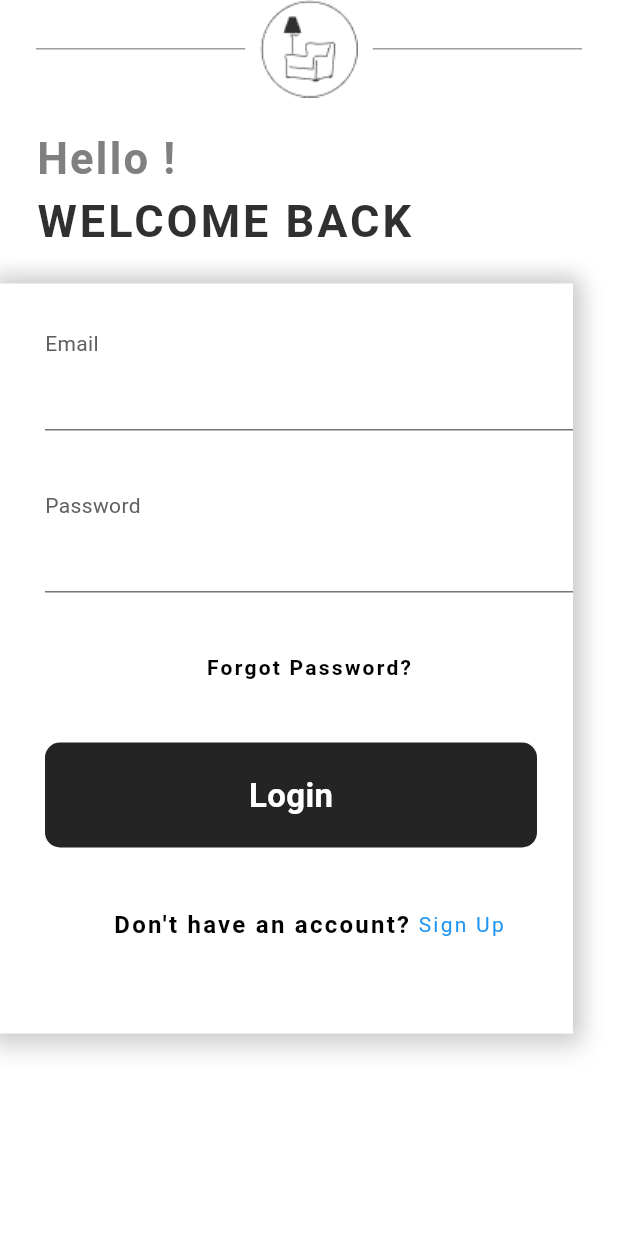
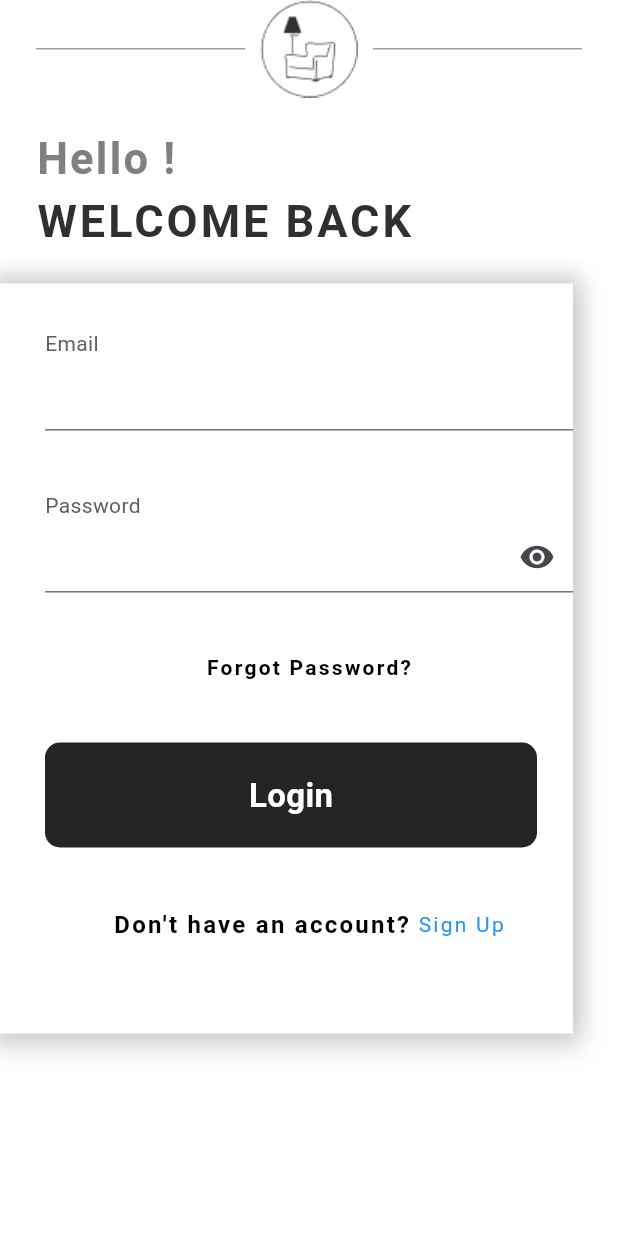
Before and after one commit to iamfarazbaloch/furniture_app, a Flutter app: the screen it shows after launch, after a tap on "Get Started", on a phone screen of 412 x 824 dp. Run offline on Flutter 3.47's test engine with Material 3 defaults, Android fonts, the phone set to English and light mode, and no system bars; our stand-ins replace gap, google_fonts; Roboto replaces fonts that are missing (Gelasio).

```diff
--- a/lib/pages/Login_page.dart
+++ b/lib/pages/Login_page.dart
@@ -12,6 +12,8 @@ class LoginPage extends StatefulWidget {
 }
 
 class _LoginPageState extends State<LoginPage> {
+  final TextEditingController emailController = TextEditingController();
+  final TextEditingController passwordController = TextEditingController();
   @override
   Widget build(BuildContext context) {
     return Scaffold(
@@ -84,10 +86,13 @@ class _LoginPageState extends State<LoginPage> {
                 crossAxisAlignment: CrossAxisAlignment.start,
                 children: [
                   Text('Email', style: TextStyle(color: mediumText)),
-                  MyTextField(),
+                  MyTextField(controller: emailController, obscureText: false),
                   Gap(40),
                   Text('Password', style: TextStyle(color: mediumText)),
-                  MyTextField(),
+                  MyTextField(
+                    controller: passwordController,
+                    obscureText: true,
+                  ),
                   Gap(40),
                   Center(
                     child: Text(
--- a/lib/widgets/my_text_field.dart
+++ b/lib/widgets/my_text_field.dart
@@ -1,10 +1,48 @@
 import 'package:flutter/material.dart';
 
-class MyTextField extends StatelessWidget {
-  const MyTextField({super.key});
+class MyTextField extends StatefulWidget {
+  final TextEditingController controller;
+  final bool obscureText;
+
+  const MyTextField({
+    super.key,
+    required this.controller,
+    required this.obscureText,
+  });
+
+  @override
+  _MyTextFieldState createState() => _MyTextFieldState();
+}
+
+class _MyTextFieldState extends State<MyTextField> {
+  late bool _obscureText;
+
+  @override
+  void initState() {
+    super.initState();
+    _obscureText = widget.obscureText;
+  }
 
   @override
   Widget build(BuildContext context) {
-    return TextField();
+    return TextField(
+      controller: widget.controller,
+      obscureText: _obscureText,
+      decoration: InputDecoration(
+        suffixIcon:
+            widget.obscureText
+                ? GestureDetector(
+                  onTap: () {
+                    setState(() {
+                      _obscureText = !_obscureText;
+                    });
+                  },
+                  child: Icon(
+                    _obscureText ? Icons.visibility : Icons.visibility_off,
+                  ),
+                )
+                : null,
+      ),
+    );
   }
 }
```
